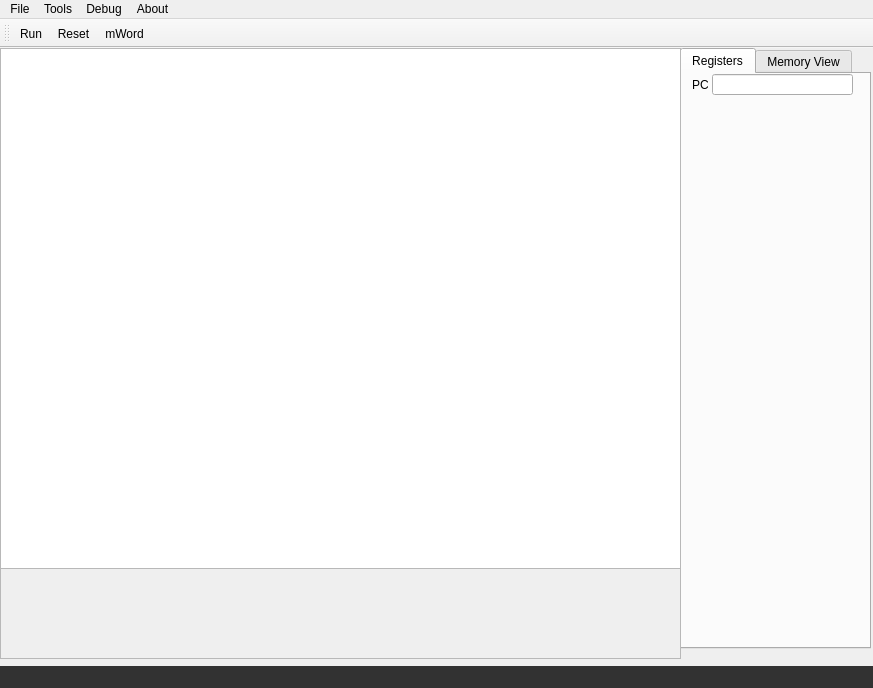
First picture: the form in Qt/mainwindow.ui, repository TomHaii/SRCsim, before the edit.
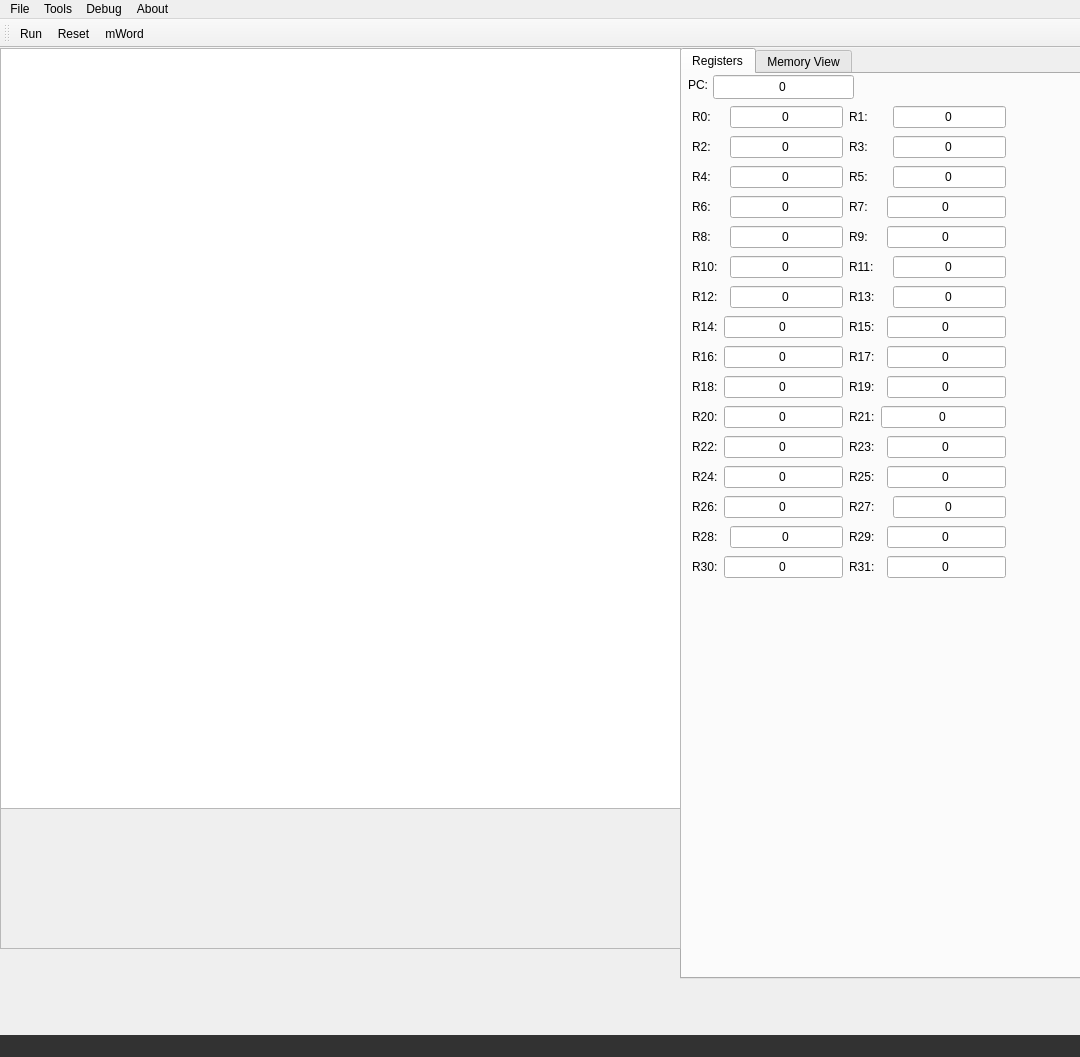
Second picture: the form after the edit. The open tabs and pages were chosen to show the change. Icons and pictures are not drawn.

Diff of the .ui file:
```diff
--- a/Qt/mainwindow.ui
+++ b/Qt/mainwindow.ui
@@ -6,10 +6,16 @@
    <rect>
     <x>0</x>
     <y>0</y>
-    <width>873</width>
-    <height>688</height>
+    <width>1080</width>
+    <height>1057</height>
    </rect>
   </property>
+  <property name="maximumSize">
+   <size>
+    <width>1080</width>
+    <height>1057</height>
+   </size>
+  </property>
   <property name="contextMenuPolicy">
    <enum>Qt::DefaultContextMenu</enum>
   </property>
@@ -28,8 +34,8 @@
      <rect>
       <x>680</x>
       <y>0</y>
-      <width>191</width>
-      <height>601</height>
+      <width>401</width>
+      <height>931</height>
      </rect>
     </property>
     <property name="toolTip">
@@ -60,28 +66,587 @@
      <widget class="QLineEdit" name="pcEdit">
       <property name="geometry">
        <rect>
-        <x>30</x>
-        <y>0</y>
+        <x>31</x>
+        <y>1</y>
         <width>141</width>
-        <height>21</height>
+        <height>24</height>
        </rect>
       </property>
+      <property name="text">
+       <string>0</string>
+      </property>
+      <property name="alignment">
+       <set>Qt::AlignCenter</set>
+      </property>
      </widget>
      <widget class="QLabel" name="pcLabel">
       <property name="geometry">
        <rect>
-        <x>10</x>
+        <x>6</x>
         <y>0</y>
-        <width>16</width>
+        <width>20</width>
         <height>21</height>
        </rect>
       </property>
       <property name="text">
        <string>PC:</string>
       </property>
-      <property name="alignment">
-       <set>Qt::AlignLeading|Qt::AlignLeft|Qt::AlignVCenter</set>
+     </widget>
+     <widget class="QWidget" name="">
+      <property name="geometry">
+       <rect>
+        <x>10</x>
+        <y>30</y>
+        <width>314</width>
+        <height>491</height>
+       </rect>
       </property>
+      <layout class="QGridLayout" name="gridLayout">
+       <item row="0" column="0">
+        <widget class="QLabel" name="r0_label">
+         <property name="text">
+          <string>R0:</string>
+         </property>
+        </widget>
+       </item>
+       <item row="0" column="2">
+        <widget class="QLineEdit" name="r0_edit">
+         <property name="text">
+          <string>0</string>
+         </property>
+         <property name="alignment">
+          <set>Qt::AlignCenter</set>
+         </property>
+        </widget>
+       </item>
+       <item row="0" column="3" colspan="2">
+        <widget class="QLabel" name="r1_label">
+         <property name="text">
+          <string>R1:</string>
+         </property>
+        </widget>
+       </item>
+       <item row="0" column="6">
+        <widget class="QLineEdit" name="r1_edit">
+         <property name="text">
+          <string>0</string>
+         </property>
+         <property name="alignment">
+          <set>Qt::AlignCenter</set>
+         </property>
+        </widget>
+       </item>
+       <item row="1" column="0">
+        <widget class="QLabel" name="r2_label">
+         <property name="text">
+          <string>R2:</string>
+         </property>
+        </widget>
+       </item>
+       <item row="1" column="2">
+        <widget class="QLineEdit" name="r2_edit">
+         <property name="text">
+          <string>0</string>
+         </property>
+         <property name="alignment">
+          <set>Qt::AlignCenter</set>
+         </property>
+        </widget>
+       </item>
+       <item row="1" column="3" colspan="2">
+        <widget class="QLabel" name="r3_label">
+         <property name="text">
+          <string>R3:</string>
+         </property>
+        </widget>
+       </item>
+       <item row="1" column="6">
+        <widget class="QLineEdit" name="r3_edit">
+         <property name="text">
+          <string>0</string>
+         </property>
+         <property name="alignment">
+          <set>Qt::AlignCenter</set>
+         </property>
+        </widget>
+       </item>
+       <item row="2" column="0">
+        <widget class="QLabel" name="r4_label">
+         <property name="text">
+          <string>R4:</string>
+         </property>
+        </widget>
+       </item>
+       <item row="2" column="2">
+        <widget class="QLineEdit" name="r4_edit">
+         <property name="text">
+          <string>0</string>
+         </property>
+         <property name="alignment">
+          <set>Qt::AlignCenter</set>
+         </property>
+        </widget>
+       </item>
+       <item row="2" column="3" colspan="2">
+        <widget class="QLabel" name="r0_label_10">
+         <property name="text">
+          <string>R5:</string>
+         </property>
+        </widget>
+       </item>
+       <item row="2" column="6">
+        <widget class="QLineEdit" name="r5_edit">
+         <property name="text">
+          <string>0</string>
+         </property>
+         <property name="alignment">
+          <set>Qt::AlignCenter</set>
+         </property>
+        </widget>
+       </item>
+       <item row="3" column="0">
+        <widget class="QLabel" name="r0_label_12">
+         <property name="text">
+          <string>R6:</string>
+         </property>
+        </widget>
+       </item>
+       <item row="3" column="2">
+        <widget class="QLineEdit" name="r6_edit">
+         <property name="text">
+          <string>0</string>
+         </property>
+         <property name="alignment">
+          <set>Qt::AlignCenter</set>
+         </property>
+        </widget>
+       </item>
+       <item row="3" column="3" colspan="2">
+        <widget class="QLabel" name="r0_label_9">
+         <property name="text">
+          <string>R7:</string>
+         </property>
+        </widget>
+       </item>
+       <item row="3" column="5" colspan="2">
+        <widget class="QLineEdit" name="r7_edit">
+         <property name="text">
+          <string>0</string>
+         </property>
+         <property name="alignment">
+          <set>Qt::AlignCenter</set>
+         </property>
+        </widget>
+       </item>
+       <item row="4" column="0">
+        <widget class="QLabel" name="r0_label_17">
+         <property name="text">
+          <string>R8:</string>
+         </property>
+        </widget>
+       </item>
+       <item row="4" column="2">
+        <widget class="QLineEdit" name="r8_edit">
+         <property name="text">
+          <string>0</string>
+         </property>
+         <property name="alignment">
+          <set>Qt::AlignCenter</set>
+         </property>
+        </widget>
+       </item>
+       <item row="4" column="3" colspan="2">
+        <widget class="QLabel" name="r0_label_16">
+         <property name="text">
+          <string>R9:</string>
+         </property>
+        </widget>
+       </item>
+       <item row="4" column="5" colspan="2">
+        <widget class="QLineEdit" name="r9_edit">
+         <property name="text">
+          <string>0</string>
+         </property>
+         <property name="alignment">
+          <set>Qt::AlignCenter</set>
+         </property>
+        </widget>
+       </item>
+       <item row="5" column="0" colspan="2">
+        <widget class="QLabel" name="r0_label_19">
+         <property name="text">
+          <string>R10:</string>
+         </property>
+        </widget>
+       </item>
+       <item row="5" column="2">
+        <widget class="QLineEdit" name="r10_edit">
+         <property name="text">
+          <string>0</string>
+         </property>
+         <property name="alignment">
+          <set>Qt::AlignCenter</set>
+         </property>
+        </widget>
+       </item>
+       <item row="5" column="3" colspan="3">
+        <widget class="QLabel" name="r0_label_32">
+         <property name="text">
+          <string>R11:</string>
+         </property>
+        </widget>
+       </item>
+       <item row="5" column="6">
+        <widget class="QLineEdit" name="r11_edit">
+         <property name="text">
+          <string>0</string>
+         </property>
+         <property name="alignment">
+          <set>Qt::AlignCenter</set>
+         </property>
+        </widget>
+       </item>
+       <item row="6" column="0" colspan="2">
+        <widget class="QLabel" name="r0_label_14">
+         <property name="text">
+          <string>R12:</string>
+         </property>
+        </widget>
+       </item>
+       <item row="6" column="2">
+        <widget class="QLineEdit" name="r12_edit">
+         <property name="text">
+          <string>0</string>
+         </property>
+         <property name="alignment">
+          <set>Qt::AlignCenter</set>
+         </property>
+        </widget>
+       </item>
+       <item row="6" column="3" colspan="3">
+        <widget class="QLabel" name="r0_label_28">
+         <property name="text">
+          <string>R13:</string>
+         </property>
+        </widget>
+       </item>
+       <item row="6" column="6">
+        <widget class="QLineEdit" name="r13_edit">
+         <property name="text">
+          <string>0</string>
+         </property>
+         <property name="alignment">
+          <set>Qt::AlignCenter</set>
+         </property>
+        </widget>
+       </item>
+       <item row="7" column="0">
+        <widget class="QLabel" name="r0_label_35">
+         <property name="text">
+          <string>R14:</string>
+         </property>
+        </widget>
+       </item>
+       <item row="7" column="1" colspan="2">
+        <widget class="QLineEdit" name="r14_edit">
+         <property name="text">
+          <string>0</string>
+         </property>
+         <property name="alignment">
+          <set>Qt::AlignCenter</set>
+         </property>
+        </widget>
+       </item>
+       <item row="7" column="3" colspan="2">
+        <widget class="QLabel" name="r0_label_18">
+         <property name="text">
+          <string>R15:</string>
+         </property>
+        </widget>
+       </item>
+       <item row="7" column="5" colspan="2">
+        <widget class="QLineEdit" name="r15_edit">
+         <property name="text">
+          <string>0</string>
+         </property>
+         <property name="alignment">
+          <set>Qt::AlignCenter</set>
+         </property>
+        </widget>
+       </item>
+       <item row="8" column="0">
+        <widget class="QLabel" name="r0_label_24">
+         <property name="text">
+          <string>R16:</string>
+         </property>
+        </widget>
+       </item>
+       <item row="8" column="1" colspan="2">
+        <widget class="QLineEdit" name="r16_edit">
+         <property name="text">
+          <string>0</string>
+         </property>
+         <property name="alignment">
+          <set>Qt::AlignCenter</set>
+         </property>
+        </widget>
+       </item>
+       <item row="8" column="3">
+        <widget class="QLabel" name="r0_label_20">
+         <property name="text">
+          <string>R17:</string>
+         </property>
+        </widget>
+       </item>
+       <item row="8" column="5" colspan="2">
+        <widget class="QLineEdit" name="r17_edit">
+         <property name="text">
+          <string>0</string>
+         </property>
+         <property name="alignment">
+          <set>Qt::AlignCenter</set>
+         </property>
+        </widget>
+       </item>
+       <item row="9" column="0">
+        <widget class="QLabel" name="r0_label_15">
+         <property name="text">
+          <string>R18:</string>
+         </property>
+        </widget>
+       </item>
+       <item row="9" column="1" colspan="2">
+        <widget class="QLineEdit" name="r18_edit">
+         <property name="text">
+          <string>0</string>
+         </property>
+         <property name="alignment">
+          <set>Qt::AlignCenter</set>
+         </property>
+        </widget>
+       </item>
+       <item row="9" column="3">
+        <widget class="QLabel" name="r0_label_33">
+         <property name="text">
+          <string>R19:</string>
+         </property>
+        </widget>
+       </item>
+       <item row="9" column="5" colspan="2">
+        <widget class="QLineEdit" name="r19_edit">
+         <property name="text">
+          <string>0</string>
+         </property>
+         <property name="alignment">
+          <set>Qt::AlignCenter</set>
+         </property>
+        </widget>
+       </item>
+       <item row="10" column="0">
+        <widget class="QLabel" name="r0_label_13">
+         <property name="text">
+          <string>R20:</string>
+         </property>
+        </widget>
+       </item>
+       <item row="10" column="1" colspan="2">
+        <widget class="QLineEdit" name="r20_edit">
+         <property name="text">
+          <string>0</string>
+         </property>
+         <property name="alignment">
+          <set>Qt::AlignCenter</set>
+         </property>
+        </widget>
+       </item>
+       <item row="10" column="3">
+        <widget class="QLabel" name="r0_label_36">
+         <property name="text">
+          <string>R21:</string>
+         </property>
+        </widget>
+       </item>
+       <item row="10" column="4" colspan="3">
+        <widget class="QLineEdit" name="r21_edit">
+         <property name="text">
+          <string>0</string>
+         </property>
+         <property name="alignment">
+          <set>Qt::AlignCenter</set>
+         </property>
+        </widget>
+       </item>
+       <item row="11" column="0">
+        <widget class="QLabel" name="r0_label_25">
+         <property name="text">
+          <string>R22:</string>
+         </property>
+        </widget>
+       </item>
+       <item row="11" column="1" colspan="2">
+        <widget class="QLineEdit" name="r22_edit">
+         <property name="text">
+          <string>0</string>
+         </property>
+         <property name="alignment">
+          <set>Qt::AlignCenter</set>
+         </property>
+        </widget>
+       </item>
+       <item row="11" column="3" colspan="2">
+        <widget class="QLabel" name="r0_label_21">
+         <property name="text">
+          <string>R23:</string>
+         </property>
+        </widget>
+       </item>
+       <item row="11" column="5" colspan="2">
+        <widget class="QLineEdit" name="r23_edit">
+         <property name="text">
+          <string>0</string>
+         </property>
+         <property name="alignment">
+          <set>Qt::AlignCenter</set>
+         </property>
+        </widget>
+       </item>
+       <item row="12" column="0">
+        <widget class="QLabel" name="r0_label_23">
+         <property name="text">
+          <string>R24:</string>
+         </property>
+        </widget>
+       </item>
+       <item row="12" column="1" colspan="2">
+        <widget class="QLineEdit" name="r24_edit">
+         <property name="text">
+          <string>0</string>
+         </property>
+         <property name="alignment">
+          <set>Qt::AlignCenter</set>
+         </property>
+        </widget>
+       </item>
+       <item row="12" column="3">
+        <widget class="QLabel" name="r0_label_27">
+         <property name="text">
+          <string>R25:</string>
+         </property>
+        </widget>
+       </item>
+       <item row="12" column="5" colspan="2">
+        <widget class="QLineEdit" name="r25_edit">
+         <property name="text">
+          <string>0</string>
+         </property>
+         <property name="alignment">
+          <set>Qt::AlignCenter</set>
+         </property>
+        </widget>
+       </item>
+       <item row="13" column="0">
+        <widget class="QLabel" name="r0_label_22">
+         <property name="text">
+          <string>R26:</string>
+         </property>
+        </widget>
+       </item>
+       <item row="13" column="1" colspan="2">
+        <widget class="QLineEdit" name="r26_edit">
+         <property name="text">
+          <string>0</string>
+         </property>
+         <property name="alignment">
+          <set>Qt::AlignCenter</set>
+         </property>
+        </widget>
+       </item>
+       <item row="13" column="3" colspan="2">
+        <widget class="QLabel" name="r0_label_26">
+         <property name="text">
+          <string>R27:</string>
+         </property>
+        </widget>
+       </item>
+       <item row="13" column="6">
+        <widget class="QLineEdit" name="r27_edit">
+         <property name="text">
+          <string>0</string>
+         </property>
+         <property name="alignment">
+          <set>Qt::AlignCenter</set>
+         </property>
+        </widget>
+       </item>
+       <item row="14" column="0">
+        <widget class="QLabel" name="r0_label_31">
+         <property name="text">
+          <string>R28:</string>
+         </property>
+        </widget>
+       </item>
+       <item row="14" column="2">
+        <widget class="QLineEdit" name="r28_edit">
+         <property name="text">
+          <string>0</string>
+         </property>
+         <property name="alignment">
+          <set>Qt::AlignCenter</set>
+         </property>
+        </widget>
+       </item>
+       <item row="14" column="3" colspan="2">
+        <widget class="QLabel" name="r0_label_34">
+         <property name="text">
+          <string>R29:</string>
+         </property>
+        </widget>
+       </item>
+       <item row="14" column="5" colspan="2">
+        <widget class="QLineEdit" name="r29_edit">
+         <property name="text">
+          <string>0</string>
+         </property>
+         <property name="alignment">
+          <set>Qt::AlignCenter</set>
+         </property>
+        </widget>
+       </item>
+       <item row="15" column="0">
+        <widget class="QLabel" name="r0_label_29">
+         <property name="text">
+          <string>R30:</string>
+         </property>
+        </widget>
+       </item>
+       <item row="15" column="1" colspan="2">
+        <widget class="QLineEdit" name="r30_edit">
+         <property name="text">
+          <string>0</string>
+         </property>
+         <property name="alignment">
+          <set>Qt::AlignCenter</set>
+         </property>
+        </widget>
+       </item>
+       <item row="15" column="3">
+        <widget class="QLabel" name="r0_label_30">
+         <property name="text">
+          <string>R31:</string>
+         </property>
+        </widget>
+       </item>
+       <item row="15" column="5" colspan="2">
+        <widget class="QLineEdit" name="r31_edit">
+         <property name="text">
+          <string>0</string>
+         </property>
+         <property name="alignment">
+          <set>Qt::AlignCenter</set>
+         </property>
+        </widget>
+       </item>
+      </layout>
      </widget>
     </widget>
     <widget class="QWidget" name="memoryTab">
@@ -100,9 +665,9 @@
     <property name="geometry">
      <rect>
       <x>0</x>
-      <y>520</y>
+      <y>760</y>
       <width>681</width>
-      <height>91</height>
+      <height>141</height>
      </rect>
     </property>
     <property name="placeholderText">
@@ -115,7 +680,7 @@
       <x>0</x>
       <y>0</y>
       <width>681</width>
-      <height>521</height>
+      <height>761</height>
      </rect>
     </property>
     <property name="font">
@@ -141,8 +706,8 @@
     <rect>
      <x>0</x>
      <y>0</y>
-     <width>873</width>
-     <height>20</height>
+     <width>1080</width>
+     <height>25</height>
     </rect>
    </property>
    <property name="styleSheet">
```
Left out of the diff: 80 changed lines with no effect on the pictures.
